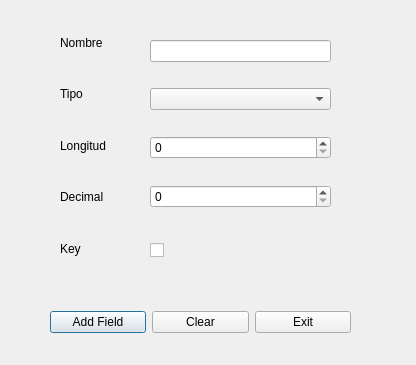
Above: Access/field_w.ui from dacm26/Proy_Orga before the change. Below: the same form after it.
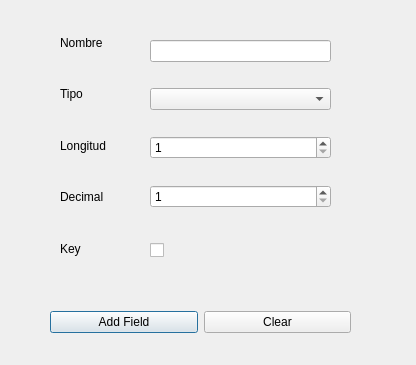
That is the form after the change.

Commit message: fields hechos

```diff
--- a/Access/field_w.ui
+++ b/Access/field_w.ui
@@ -26,7 +26,7 @@
     <string/>
    </property>
   </widget>
-  <widget class="QWidget" name="">
+  <widget class="QWidget" name="layoutWidget">
    <property name="geometry">
     <rect>
      <x>60</x>
@@ -73,7 +73,7 @@
     </item>
    </layout>
   </widget>
-  <widget class="QWidget" name="">
+  <widget class="QWidget" name="layoutWidget">
    <property name="geometry">
     <rect>
      <x>50</x>
@@ -97,16 +97,9 @@
       </property>
      </widget>
     </item>
-    <item>
-     <widget class="QPushButton" name="field_exit">
-      <property name="text">
-       <string>Exit</string>
-      </property>
-     </widget>
-    </item>
    </layout>
   </widget>
-  <widget class="QWidget" name="">
+  <widget class="QWidget" name="layoutWidget">
    <property name="geometry">
     <rect>
      <x>150</x>
@@ -123,10 +116,18 @@
      <widget class="QComboBox" name="field_type"/>
     </item>
     <item>
-     <widget class="QSpinBox" name="field_length"/>
+     <widget class="QSpinBox" name="field_length">
+      <property name="minimum">
+       <number>1</number>
+      </property>
+     </widget>
     </item>
     <item>
-     <widget class="QSpinBox" name="field_decimal"/>
+     <widget class="QSpinBox" name="field_decimal">
+      <property name="minimum">
+       <number>1</number>
+      </property>
+     </widget>
     </item>
    </layout>
   </widget>
```
Left out of the diff: 17 changed lines with no effect on the pictures. The commit also changes 23 other files.
